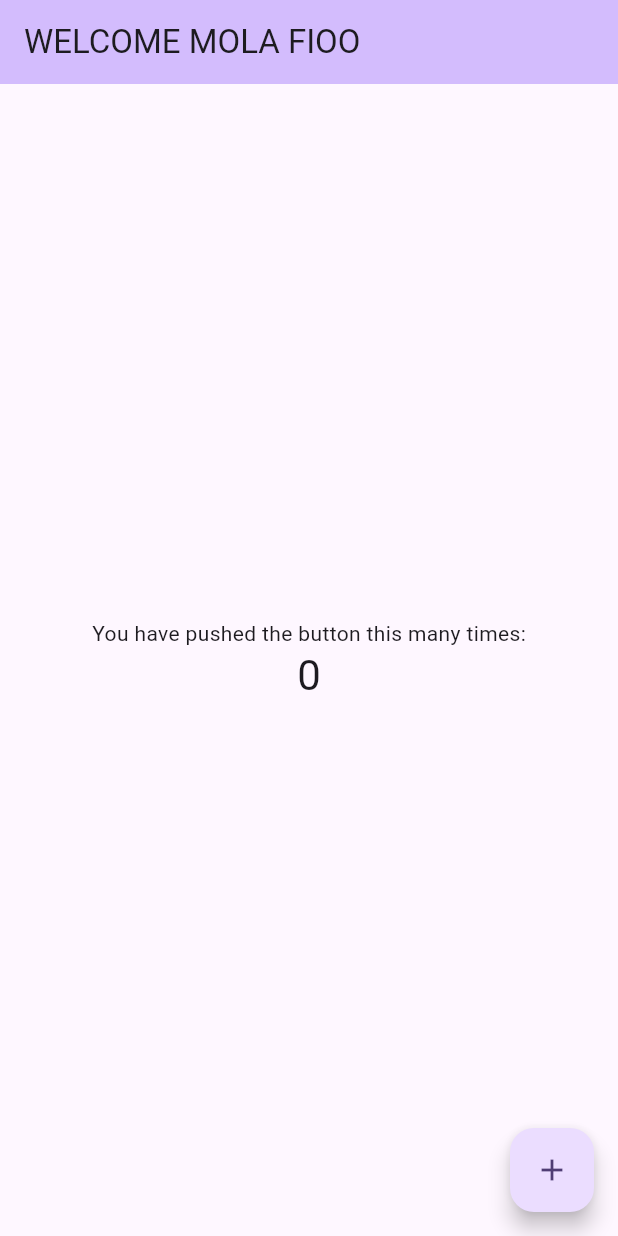
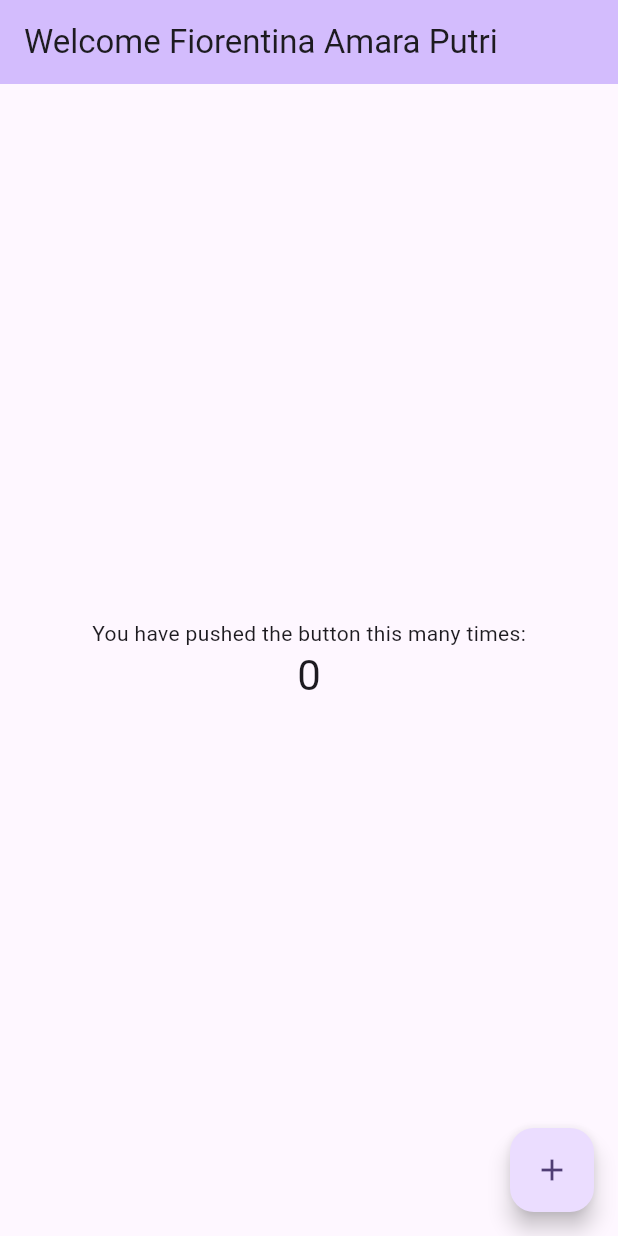
Before and after one commit to applepiren/prak-mobilelanjutt-2377051007, a Flutter app: the screen it shows after launch, on a phone screen of 412 x 824 dp. Run offline on Flutter 3.47's test engine with Material 3 defaults, Android fonts, the phone set to English and light mode, and no system bars.

Commit message:
pertemuan 1

```diff
--- a/lib/main.dart
+++ b/lib/main.dart
@@ -30,7 +30,7 @@ class MyApp extends StatelessWidget {
         // tested with just a hot reload.
         colorScheme: ColorScheme.fromSeed(seedColor: Colors.deepPurple),
       ),
-      home: const MyHomePage(title: 'WELCOME MOLA FIOO'),
+      home: const MyHomePage(title: 'Welcome Fiorentina Amara Putri'),
     );
   }
 }
```
